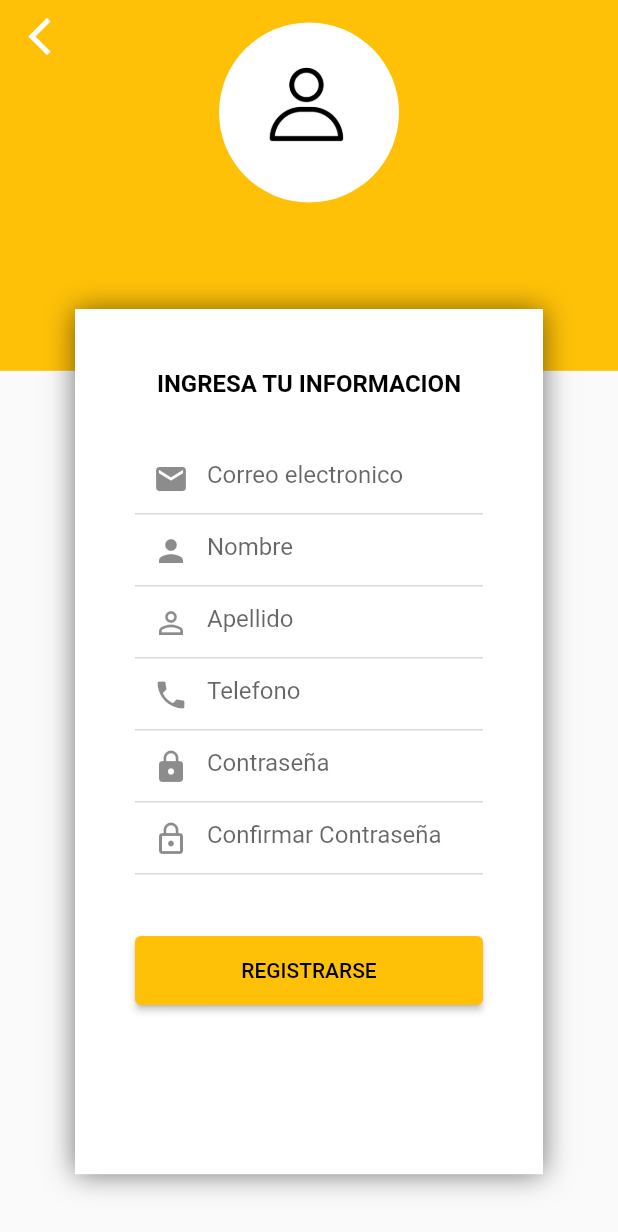
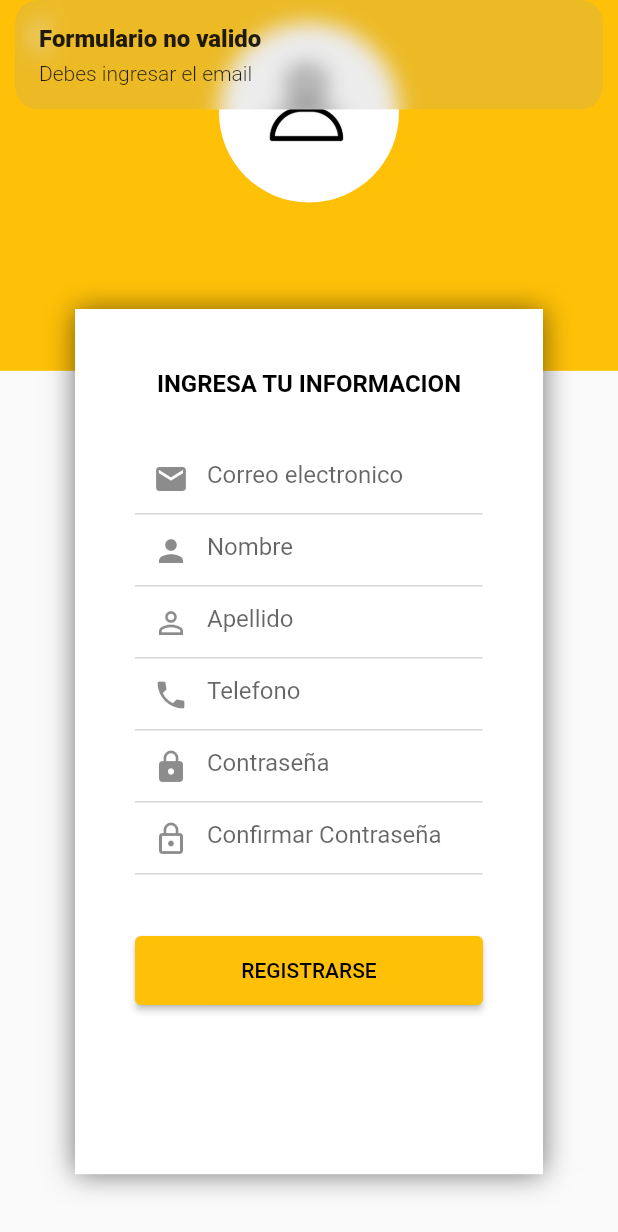
Before and after one commit to chars32/flutter_app_delivery, a Flutter app: the RegisterPage screen opened by its route, after a tap on "REGISTRARSE", on a phone screen of 412 x 824 dp. Shown: the top 1232 px of the screen. Run offline on Flutter 3.47's test engine with Material 2 defaults, Android fonts, the phone set to English and light mode, and no system bars; our stand-ins replace get.

Commit message:
5.Trabajando con formularios

```diff
--- a/lib/src/pages/login/login_controller.dart
+++ b/lib/src/pages/login/login_controller.dart
@@ -1,7 +1,40 @@
+import 'package:flutter/cupertino.dart';
 import 'package:get/get.dart';
 
 class LoginController extends GetxController {
+  TextEditingController emailController = TextEditingController();
+  TextEditingController passwordController = TextEditingController();
+
   void goToRegisterPage() {
     Get.toNamed('/register');
   }
+
+  void login() {
+    String email = emailController.text.trim();
+    String password = passwordController.text.trim();
+
+    if (isValidForm(email, password)) {
+      Get.snackbar(
+          "Formulario valido", "Estas listo para enviar la petición Http");
+    }
+  }
+
+  bool isValidForm(String email, String password) {
+    if (email.isEmpty) {
+      Get.snackbar("Formulario no valido", "Debes ingresar el email");
+      return false;
+    }
+
+    if (!GetUtils.isEmail(email)) {
+      Get.snackbar("Formulario no valido", "El email es no valido");
+      return false;
+    }
+
+    if (password.isEmpty) {
+      Get.snackbar("Formulario no valido", "Debes ingresar el password");
+      return false;
+    }
+
+    return true;
+  }
 }
--- a/lib/src/pages/login/login_page.dart
+++ b/lib/src/pages/login/login_page.dart
@@ -11,7 +11,7 @@ class LoginPage extends StatelessWidget {
     return Scaffold(
       bottomNavigationBar: SizedBox(
         height: 50,
-        child: _textDontHaveAccount(con),
+        child: _textDontHaveAccount(),
       ),
       body: Stack(
         // Posicionar elementos uno encima del otro
@@ -25,7 +25,6 @@ class LoginPage extends StatelessWidget {
         ],
       ),
     );
-  }
   }
 
 // _PRIVATE
@@ -62,7 +61,7 @@ Widget _backgroundCover(BuildContext context) {
     );
   }
 
-Widget _textDontHaveAccount(con) {
+  Widget _textDontHaveAccount() {
     return Row(
       // Ubicar elementos uno al lado de otro
       mainAxisAlignment: MainAxisAlignment.center,
@@ -139,9 +138,10 @@ Widget _textYourInfo() {
   Widget _textFieldEmail() {
     return Container(
       margin: const EdgeInsets.symmetric(horizontal: 40),
-    child: const TextField(
+      child: TextField(
+        controller: con.emailController,
         keyboardType: TextInputType.emailAddress,
-      decoration: InputDecoration(
+        decoration: const InputDecoration(
           hintText: 'Correo electronico',
           prefixIcon: Icon(Icons.email),
         ),
@@ -152,10 +152,11 @@ Widget _textFieldEmail() {
   Widget _textFieldPassword() {
     return Container(
       margin: const EdgeInsets.symmetric(horizontal: 40),
-    child: const TextField(
+      child: TextField(
+        controller: con.passwordController,
         obscureText: true,
         keyboardType: TextInputType.text,
-      decoration: InputDecoration(
+        decoration: const InputDecoration(
           hintText: 'Contraseña',
           prefixIcon: Icon(Icons.lock),
         ),
@@ -168,9 +169,11 @@ Widget _buttonLogin() {
       width: double.infinity,
       margin: const EdgeInsets.symmetric(horizontal: 40, vertical: 40),
       child: ElevatedButton(
-      onPressed: () {},
-      style:
-          ElevatedButton.styleFrom(padding: EdgeInsets.symmetric(vertical: 15)),
+        onPressed: () {
+          con.login();
+        },
+        style: ElevatedButton.styleFrom(
+            padding: EdgeInsets.symmetric(vertical: 15)),
         child: const Text(
           'LOGIN',
           style: TextStyle(
@@ -180,3 +183,4 @@ Widget _buttonLogin() {
       ),
     );
   }
+}
--- /dev/null
+++ b/lib/src/pages/register/register_controller.dart
@@ -0,0 +1,69 @@
+import 'package:flutter/material.dart';
+import 'package:get/get.dart';
+
+class RegisterController extends GetxController {
+  TextEditingController emailController = TextEditingController();
+  TextEditingController nameController = TextEditingController();
+  TextEditingController lastnameController = TextEditingController();
+  TextEditingController phoneController = TextEditingController();
+  TextEditingController passwordController = TextEditingController();
+  TextEditingController confirmPasswordController = TextEditingController();
+
+  void register() {
+    String email = emailController.text.trim();
+    String name = nameController.text;
+    String lastname = lastnameController.text;
+    String phone = phoneController.text;
+    String password = passwordController.text.trim();
+    String confirmPassword = confirmPasswordController.text.trim();
+
+    if (isValidForm(email, name, lastname, phone, password, confirmPassword)) {
+      Get.snackbar(
+          "Formulario valido", "Estas listo para enviar la petición Http");
+    }
+  }
+
+  bool isValidForm(String email, String name, String lastname, String phone,
+      String password, String confirmPassword) {
+    if (email.isEmpty) {
+      Get.snackbar("Formulario no valido", "Debes ingresar el email");
+      return false;
+    }
+
+    if (!GetUtils.isEmail(email)) {
+      Get.snackbar("Formulario no valido", "El email es no valido");
+      return false;
+    }
+
+    if (name.isEmpty) {
+      Get.snackbar("Formulario no valido", "Debes ingresar el nombre");
+      return false;
+    }
+
+    if (lastname.isEmpty) {
+      Get.snackbar("Formulario no valido", "Debes ingresar el apellido");
+      return false;
+    }
+
+    if (phone.isEmpty) {
+      Get.snackbar("Formulario no valido", "Debes ingresar el telefono");
+      return false;
+    }
+
+    if (password.isEmpty) {
+      Get.snackbar("Formulario no valido", "Debes ingresar el password");
+      return false;
+    }
+
+    if (confirmPassword.isEmpty) {
+      Get.snackbar("Formulario no valido", "Debes confirmar el password");
+      return false;
+    }
+    if (password != confirmPassword) {
+      Get.snackbar("Formulario no valido", "Los password deben coincidir");
+      return false;
+    }
+
+    return true;
+  }
+}
--- a/lib/src/pages/register/register_page.dart
+++ b/lib/src/pages/register/register_page.dart
@@ -1,8 +1,12 @@
 import 'package:flutter/material.dart';
+import 'package:flutter_app_delivery/src/pages/login/login_controller.dart';
+import 'package:flutter_app_delivery/src/pages/register/register_controller.dart';
 import 'package:get/get.dart';
 
 class RegisterPage extends StatelessWidget {
-  const RegisterPage({Key? key}) : super(key: key);
+  // const RegisterPage({Key? key}) : super(key: key);
+
+  RegisterController con = RegisterController();
 
   @override
   Widget build(BuildContext context) {
@@ -17,7 +21,6 @@ class RegisterPage extends StatelessWidget {
         ],
       ),
     );
-  }
   }
 
   Widget _backgroundCover(BuildContext context) {
@@ -80,9 +83,10 @@ Widget _textYourInfo() {
   Widget _textFieldEmail() {
     return Container(
       margin: const EdgeInsets.symmetric(horizontal: 40),
-    child: const TextField(
+      child: TextField(
+        controller: con.emailController,
         keyboardType: TextInputType.emailAddress,
-      decoration: InputDecoration(
+        decoration: const InputDecoration(
           hintText: 'Correo electronico',
           prefixIcon: Icon(Icons.email),
         ),
@@ -93,9 +97,10 @@ Widget _textFieldEmail() {
   Widget _textFieldName() {
     return Container(
       margin: const EdgeInsets.symmetric(horizontal: 40),
-    child: const TextField(
+      child: TextField(
+        controller: con.nameController,
         keyboardType: TextInputType.text,
-      decoration: InputDecoration(
+        decoration: const InputDecoration(
           hintText: 'Nombre',
           prefixIcon: Icon(Icons.person),
         ),
@@ -106,9 +111,10 @@ Widget _textFieldName() {
   Widget _textFieldLastName() {
     return Container(
       margin: const EdgeInsets.symmetric(horizontal: 40),
-    child: const TextField(
+      child: TextField(
+        controller: con.lastnameController,
         keyboardType: TextInputType.text,
-      decoration: InputDecoration(
+        decoration: const InputDecoration(
             hintText: 'Apellido', prefixIcon: Icon(Icons.person_outline)),
       ),
     );
@@ -117,9 +123,10 @@ Widget _textFieldLastName() {
   Widget _textFieldPhone() {
     return Container(
       margin: const EdgeInsets.symmetric(horizontal: 40),
-    child: const TextField(
+      child: TextField(
+        controller: con.phoneController,
         keyboardType: TextInputType.phone,
-      decoration: InputDecoration(
+        decoration: const InputDecoration(
           hintText: 'Telefono',
           prefixIcon: Icon(Icons.phone),
         ),
@@ -130,10 +137,11 @@ Widget _textFieldPhone() {
   Widget _textFieldPassword() {
     return Container(
       margin: const EdgeInsets.symmetric(horizontal: 40),
-    child: const TextField(
+      child: TextField(
+        controller: con.passwordController,
         obscureText: true,
         keyboardType: TextInputType.text,
-      decoration: InputDecoration(
+        decoration: const InputDecoration(
           hintText: 'Contraseña',
           prefixIcon: Icon(Icons.lock),
         ),
@@ -144,10 +152,11 @@ Widget _textFieldPassword() {
   Widget _textFieldConfirmPassword() {
     return Container(
       margin: const EdgeInsets.symmetric(horizontal: 40),
-    child: const TextField(
+      child: TextField(
+        controller: con.confirmPasswordController,
         obscureText: true,
         keyboardType: TextInputType.text,
-      decoration: InputDecoration(
+        decoration: const InputDecoration(
           hintText: 'Confirmar Contraseña',
           prefixIcon: Icon(Icons.lock_outline),
         ),
@@ -160,7 +169,9 @@ Widget _buttonRegister() {
       width: double.infinity,
       margin: const EdgeInsets.symmetric(horizontal: 40, vertical: 40),
       child: ElevatedButton(
-      onPressed: () {},
+        onPressed: () {
+          con.register();
+        },
         style: ElevatedButton.styleFrom(
             padding: const EdgeInsets.symmetric(vertical: 15)),
         child: const Text(
@@ -205,3 +216,4 @@ Widget _buttonBack() {
       ),
     );
   }
+}
```
Lines whose indentation alone changed are shown as unchanged.
